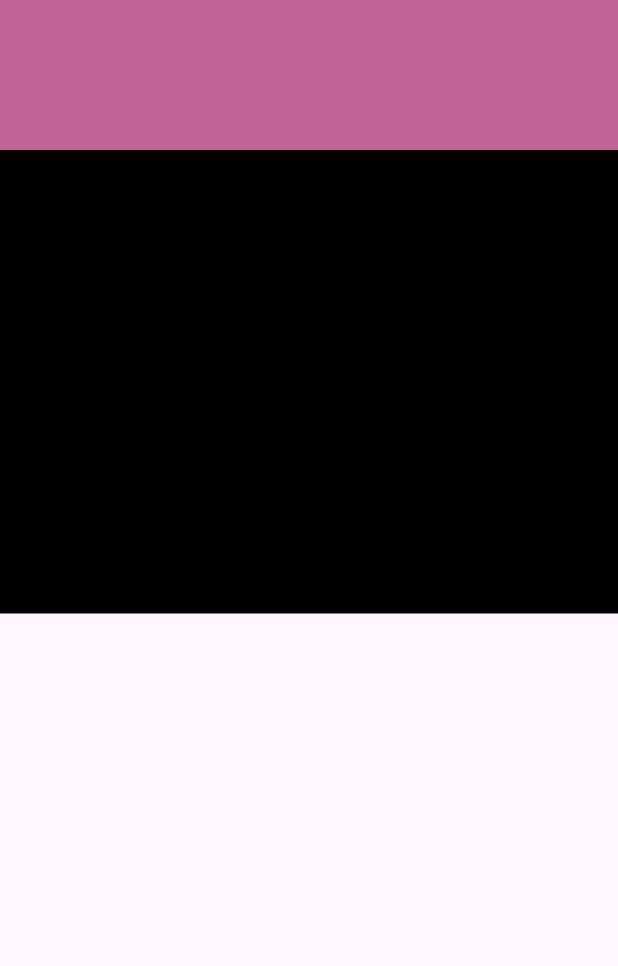
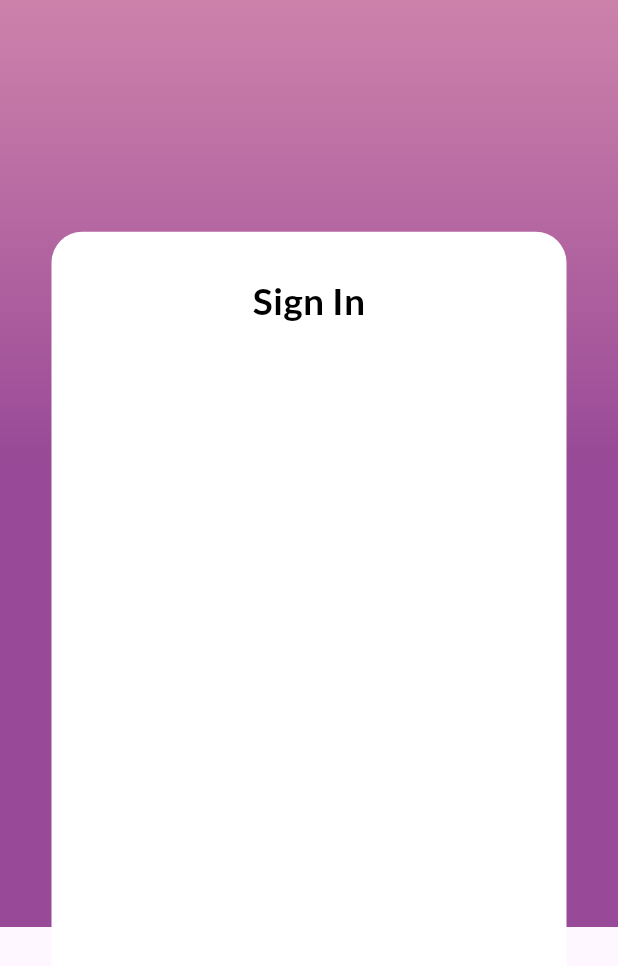
Before and after one commit to RuchikaFlutter/eshop, a Flutter app: the screen it shows after launch, on a phone screen of 412 x 824 dp. Shown: the top 966 px of the screen. Run offline on Flutter 3.47's test engine with Material 3 defaults, Android fonts, the phone set to English and light mode, and no system bars; our stand-ins replace flutter_screenutil, google_fonts.

Commit message:
working on login page

```diff
--- a/lib/modules/Login Module/login_page.dart
+++ b/lib/modules/Login Module/login_page.dart
@@ -1,4 +1,7 @@
 import 'package:e_shop/utils/app_color.dart';
+import 'package:e_shop/utils/app_string.dart';
+import 'package:e_shop/widgets/gap.dart';
+import 'package:e_shop/widgets/text_design.dart';
 import 'package:flutter/material.dart';
 import 'package:flutter_screenutil/flutter_screenutil.dart';
 
@@ -12,18 +15,42 @@ class LoginPage extends StatelessWidget {
         children: [
           Container(
             width: double.infinity,
-            height: 300.h,
+            height: 600.h,
             decoration: BoxDecoration(
-              gradient: LinearGradient(colors: [
-                AppColor.colorC06496
-              ]),
+              gradient: LinearGradient(
+                colors: [
+                  AppColor.colorC06496.withOpacity(0.8),
+                  AppColor.color984997,
+                ],
+                begin: Alignment.topCenter,
+                end: Alignment.center,
+              ),
             ),
           ),
           Container(
-            margin: EdgeInsets.only(top: 100),
+            margin: EdgeInsets.only(
+              top: 150.h,
+              left: 30.w,
+              right: 30.w,
+            ),
             width: double.infinity,
-            height: 300.h,
-            color: Colors.black,
+            height: 500.h,
+            decoration: BoxDecoration(
+              color: AppColor.colorWhite,
+              borderRadius: BorderRadius.circular(20.r),
+            ),
+            child: Column(
+              children: [
+                VerticalGap(
+                  gap: 30.h,
+                ),
+                TextDesign(
+                  text: AppString.signIn,
+                  fontSize: 24,
+                  fontWeight: FontWeight.w600,
+                ),
+              ],
+            ),
           ),
         ],
       ),
--- a/lib/utils/app_color.dart
+++ b/lib/utils/app_color.dart
@@ -5,5 +5,6 @@ class AppColor {
   static const Color colorWhite = Color(0xffFFFFFF);
   static const Color colorBlack = Color(0xff000000);
   static const Color colorC06496 = Color(0xffC06496);
+  static const Color color984997 = Color(0xff984997);
 
 }
--- /dev/null
+++ b/lib/widgets/gap.dart
@@ -0,0 +1,28 @@
+import 'package:flutter/material.dart';
+import 'package:flutter_screenutil/flutter_screenutil.dart';
+
+class VerticalGap extends StatelessWidget {
+  double gap;
+
+  VerticalGap({super.key, this.gap = 10});
+
+  @override
+  Widget build(BuildContext context) {
+    return SizedBox(
+      height: gap.h,
+    );
+  }
+}
+
+class HorizontalGap extends StatelessWidget {
+  double gap;
+
+  HorizontalGap({super.key, this.gap = 10});
+
+  @override
+  Widget build(BuildContext context) {
+    return SizedBox(
+      width: gap.w,
+    );
+  }
+}
--- /dev/null
+++ b/lib/widgets/text_design.dart
@@ -0,0 +1,35 @@
+import 'package:e_shop/utils/app_color.dart';
+import 'package:flutter/material.dart';
+import 'package:flutter_screenutil/flutter_screenutil.dart';
+import 'package:google_fonts/google_fonts.dart';
+
+class TextDesign extends StatelessWidget {
+  String? text;
+  double? fontSize;
+  int? maxLines;
+  Color? color;
+  FontWeight? fontWeight;
+
+  TextDesign(
+      {Key? key,
+      required this.text,
+      this.fontSize,
+      this.fontWeight,
+      this.maxLines,
+      this.color})
+      : super(key: key);
+
+  @override
+  Widget build(BuildContext context) {
+    return Text(
+      text!,
+      overflow: TextOverflow.ellipsis,
+      maxLines: maxLines ?? 100,
+      style: GoogleFonts.lato(
+        color: color ?? AppColor.colorBlack,
+        fontWeight: fontWeight ?? FontWeight.w500,
+        fontSize: fontSize?.sp ?? 16.sp,
+      ),
+    );
+  }
+}
```
